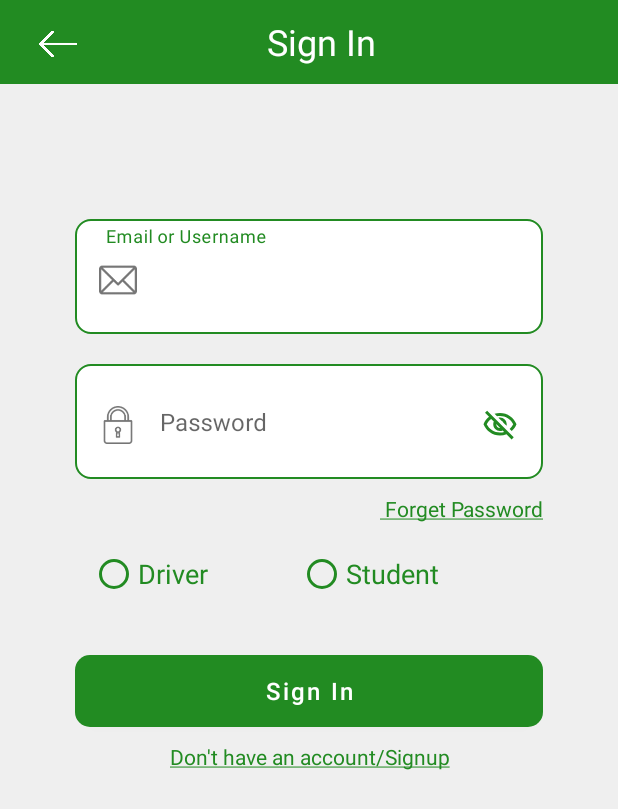
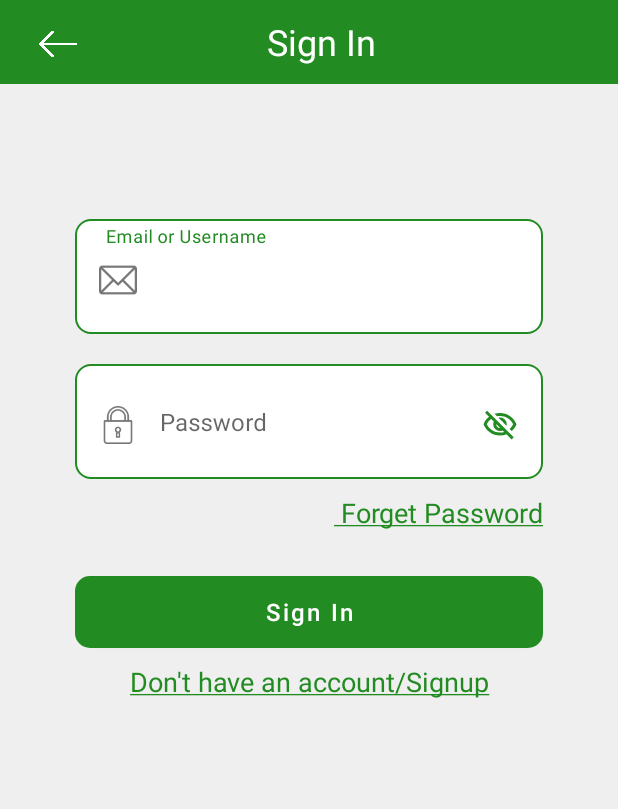
Before and after one commit to Huzaifasammar/TraBusProject, an Android app: the SignIn screen opened directly, with no data from a screen before it, on a phone screen of 412 x 824 dp. Shown: the top 809 px of the screen. Run offline under Robolectric (Android 15) with nearby library versions, the phone set to English and light mode, and no system bars; our stand-ins replace CircleImageView, Firebase (no records; nobody signed in at launch, a user with empty details on screens opened directly); 2 statements that could not run were skipped.

```diff
--- a/app/src/main/res/layout/activity_sign_in.xml
+++ b/app/src/main/res/layout/activity_sign_in.xml
@@ -111,35 +111,11 @@
             android:layout_width="match_parent"
             android:layout_height="wrap_content"
             android:text="@string/Forgett"
+            android:textSize="18sp"
             android:textColor="@color/Green"
             android:gravity="end"
             android:layout_marginEnd="30dp"
             android:layout_marginTop="10dp"></TextView>
-        <RadioGroup
-            android:layout_width="match_parent"
-            android:layout_height="wrap_content"
-            android:layout_marginTop="10dp"
-            android:layout_marginStart="40dp"
-            android:layout_marginEnd="20dp"
-            android:orientation="horizontal">
-            <RadioButton
-                android:id="@+id/radiobtndriver"
-                android:layout_width="wrap_content"
-                android:layout_height="wrap_content"
-                android:text="Driver"
-                android:textColor="@color/Green"
-                android:buttonTint="@color/Green"
-                android:textSize="18sp"></RadioButton>
-            <RadioButton
-                android:layout_marginStart="60dp"
-                android:textSize="18sp"
-                android:id="@+id/radiobtnstdnt"
-                android:textColor="@color/Green"
-                android:buttonTint="@color/Green"
-                android:layout_width="wrap_content"
-                android:layout_height="wrap_content"
-                android:text="Student"></RadioButton>
-        </RadioGroup>
 
         <Button
             android:id="@+id/btnsignin"
@@ -159,6 +135,7 @@
             android:layout_width="match_parent"
             android:layout_height="wrap_content"
             android:textColor="@color/Green"
+            android:textSize="18sp"
             android:text="@string/login"
             android:layout_marginTop="10dp"
             android:gravity="center" />
```
